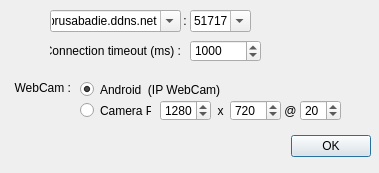
Before: the Qt Designer form Prusa_TCP_Client/server_options.ui in ClementAbadie/Prusa_TCP_Client, drawn with Qt 5.
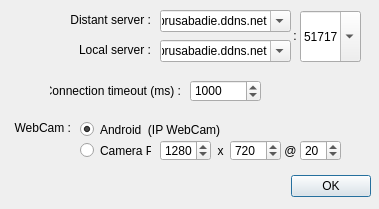
After: the same form once the commit is applied.

Commit message: +Double connections handling (Auto Local-Distant)

Diff of the .ui file:
```diff
--- a/Prusa_TCP_Client/server_options.ui
+++ b/Prusa_TCP_Client/server_options.ui
@@ -10,7 +10,7 @@
     <x>0</x>
     <y>0</y>
     <width>379</width>
-    <height>173</height>
+    <height>209</height>
    </rect>
   </property>
   <property name="windowTitle">
@@ -23,7 +23,7 @@
    <property name="geometry">
     <rect>
      <x>10</x>
-     <y>130</y>
+     <y>170</y>
      <width>361</width>
      <height>32</height>
     </rect>
@@ -39,7 +39,7 @@
    <property name="geometry">
     <rect>
      <x>50</x>
-     <y>40</y>
+     <y>80</y>
      <width>131</width>
      <height>21</height>
     </rect>
@@ -55,7 +55,7 @@
    <property name="geometry">
     <rect>
      <x>190</x>
-     <y>40</y>
+     <y>80</y>
      <width>71</width>
      <height>22</height>
     </rect>
@@ -80,7 +80,7 @@
    <property name="geometry">
     <rect>
      <x>160</x>
-     <y>100</y>
+     <y>140</y>
      <width>51</width>
      <height>21</height>
     </rect>
@@ -99,7 +99,7 @@
    <property name="geometry">
     <rect>
      <x>210</x>
-     <y>100</y>
+     <y>140</y>
      <width>21</width>
      <height>21</height>
     </rect>
@@ -121,7 +121,7 @@
    <property name="geometry">
     <rect>
      <x>230</x>
-     <y>100</y>
+     <y>140</y>
      <width>51</width>
      <height>21</height>
     </rect>
@@ -140,7 +140,7 @@
    <property name="geometry">
     <rect>
      <x>10</x>
-     <y>80</y>
+     <y>120</y>
      <width>61</width>
      <height>16</height>
     </rect>
@@ -159,7 +159,7 @@
    <property name="geometry">
     <rect>
      <x>300</x>
-     <y>100</y>
+     <y>140</y>
      <width>41</width>
      <height>21</height>
     </rect>
@@ -178,7 +178,7 @@
    <property name="geometry">
     <rect>
      <x>280</x>
-     <y>100</y>
+     <y>140</y>
      <width>21</width>
      <height>21</height>
     </rect>
@@ -197,7 +197,7 @@
    <property name="geometry">
     <rect>
      <x>80</x>
-     <y>80</y>
+     <y>120</y>
      <width>141</width>
      <height>19</height>
     </rect>
@@ -213,7 +213,7 @@
    <property name="geometry">
     <rect>
      <x>80</x>
-     <y>100</y>
+     <y>140</y>
      <width>71</width>
      <height>21</height>
     </rect>
@@ -225,10 +225,10 @@
   <widget class="QComboBox" name="comboBox_Server_Port">
    <property name="geometry">
     <rect>
-     <x>190</x>
-     <y>10</y>
+     <x>300</x>
+     <y>11</y>
      <width>61</width>
-     <height>22</height>
+     <height>51</height>
     </rect>
    </property>
    <property name="editable">
@@ -241,7 +241,7 @@
   <widget class="QComboBox" name="comboBox_Server_IP">
    <property name="geometry">
     <rect>
-     <x>50</x>
+     <x>160</x>
      <y>10</y>
      <width>131</width>
      <height>22</height>
@@ -257,16 +257,64 @@
   <widget class="QLabel" name="Server_IP_PORT_separator">
    <property name="geometry">
     <rect>
-     <x>180</x>
+     <x>290</x>
      <y>10</y>
      <width>16</width>
-     <height>21</height>
+     <height>51</height>
     </rect>
    </property>
    <property name="text">
     <string> :</string>
    </property>
   </widget>
+  <widget class="QComboBox" name="comboBox_Server_IP_Local">
+   <property name="geometry">
+    <rect>
+     <x>160</x>
+     <y>40</y>
+     <width>131</width>
+     <height>22</height>
+    </rect>
+   </property>
+   <property name="editable">
+    <bool>true</bool>
+   </property>
+   <property name="currentText">
+    <string>prusabadie.ddns.net</string>
+   </property>
+  </widget>
+  <widget class="QLabel" name="label_timeout_3">
+   <property name="geometry">
+    <rect>
+     <x>20</x>
+     <y>10</y>
+     <width>131</width>
+     <height>20</height>
+    </rect>
+   </property>
+   <property name="text">
+    <string>Distant server :</string>
+   </property>
+   <property name="alignment">
+    <set>Qt::AlignRight|Qt::AlignTrailing|Qt::AlignVCenter</set>
+   </property>
+  </widget>
+  <widget class="QLabel" name="label_timeout_4">
+   <property name="geometry">
+    <rect>
+     <x>20</x>
+     <y>40</y>
+     <width>131</width>
+     <height>20</height>
+    </rect>
+   </property>
+   <property name="text">
+    <string>Local server :</string>
+   </property>
+   <property name="alignment">
+    <set>Qt::AlignRight|Qt::AlignTrailing|Qt::AlignVCenter</set>
+   </property>
+  </widget>
  </widget>
  <resources/>
  <connections>
```
Left out of the diff: 2 changed lines with no effect on the pictures. The commit also changes 8 other files.
